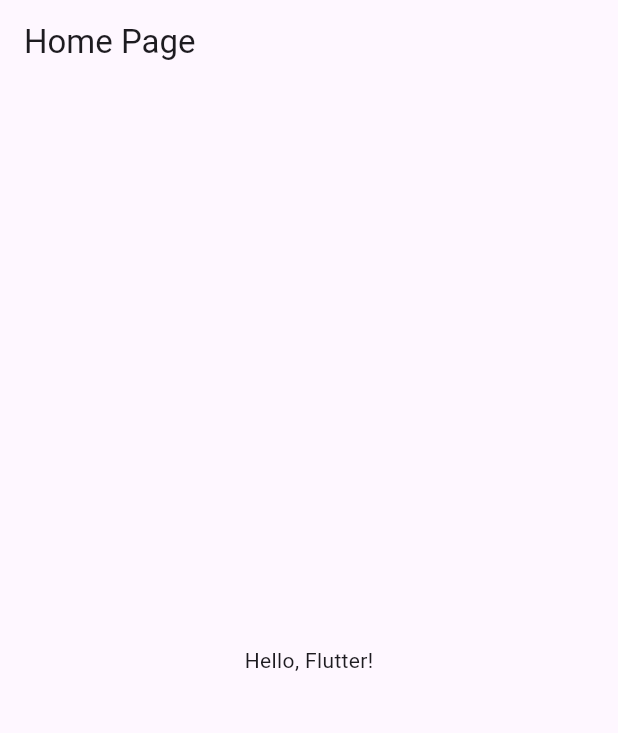
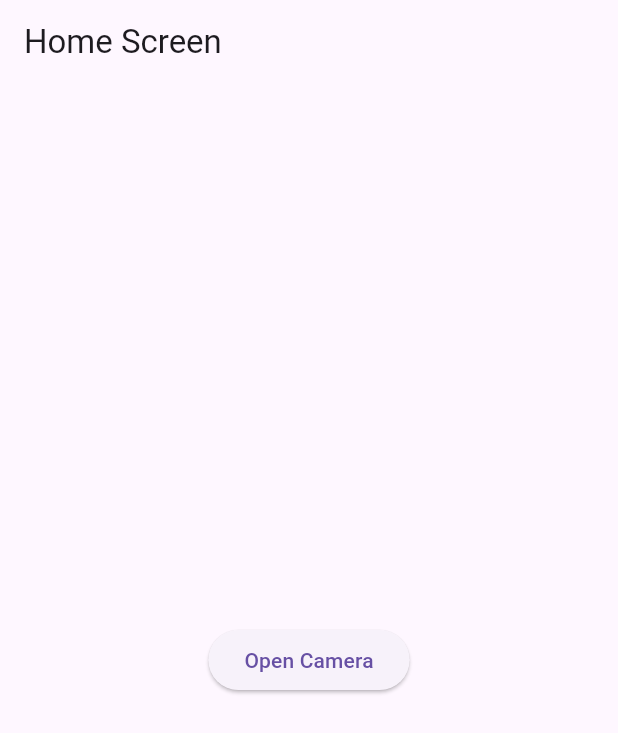
Before and after one commit to swarnaliiiiii/asternote, a Flutter app: the screen it shows after launch, on a phone screen of 412 x 824 dp. Shown: the top 733 px of the screen. Run offline on Flutter 3.47's test engine with Material 3 defaults, Android fonts, the light colour scheme and no system bars.

Commit message:
Refactor main app structure and add camera screen

```diff
--- a/frontend/lib/main.dart
+++ b/frontend/lib/main.dart
@@ -1,36 +1,35 @@
 import 'package:flutter/material.dart';
+import 'camera.dart';
 
 void main() {
-  runApp(const MyApp());
+  runApp(MyApp());
 }
 
 class MyApp extends StatelessWidget {
-  const MyApp({super.key});
-
   @override
   Widget build(BuildContext context) {
     return MaterialApp(
-      title: 'Flutter Demo',
-      theme: ThemeData(
-        primarySwatch: Colors.blue,
-      ),
-      home: const MyHomePage(),
       debugShowCheckedModeBanner: false,
+      home: HomeScreen(),
     );
   }
 }
 
-class MyHomePage extends StatelessWidget {
-  const MyHomePage({super.key});
-
+class HomeScreen extends StatelessWidget {
   @override
   Widget build(BuildContext context) {
     return Scaffold(
-      appBar: AppBar(
-        title: const Text('Home Page'),
-      ),
-      body: const Center(
-        child: Text('Hello, Flutter!'),
+      appBar: AppBar(title: Text("Home Screen")),
+      body: Center(
+        child: ElevatedButton(
+          onPressed: () {
+            Navigator.push(
+              context,
+              MaterialPageRoute(builder: (context) => CameraScreen()),
+            );
+          },
+          child: Text("Open Camera"),
+        ),
       ),
     );
   }
```
Also changed, not shown: frontend/lib/camera.dart (added, +15 -0 lines), 1 other file.
